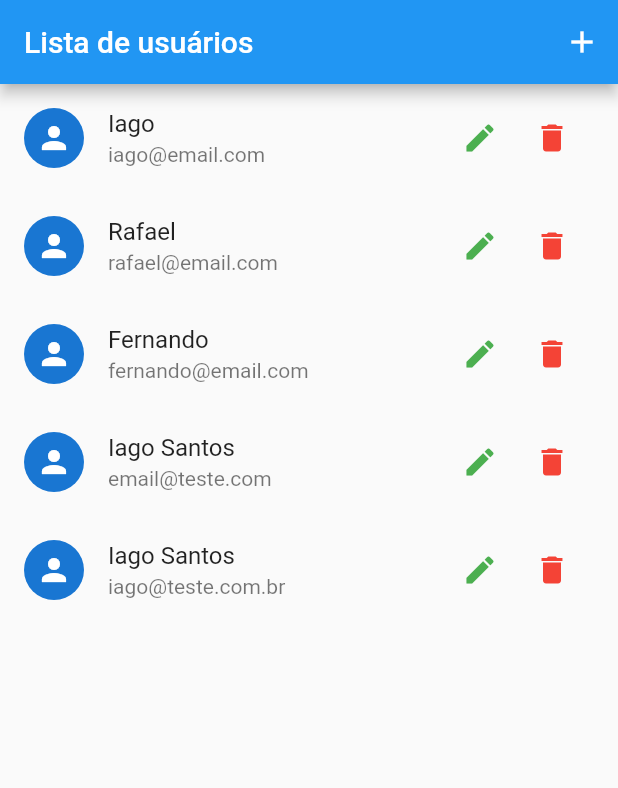
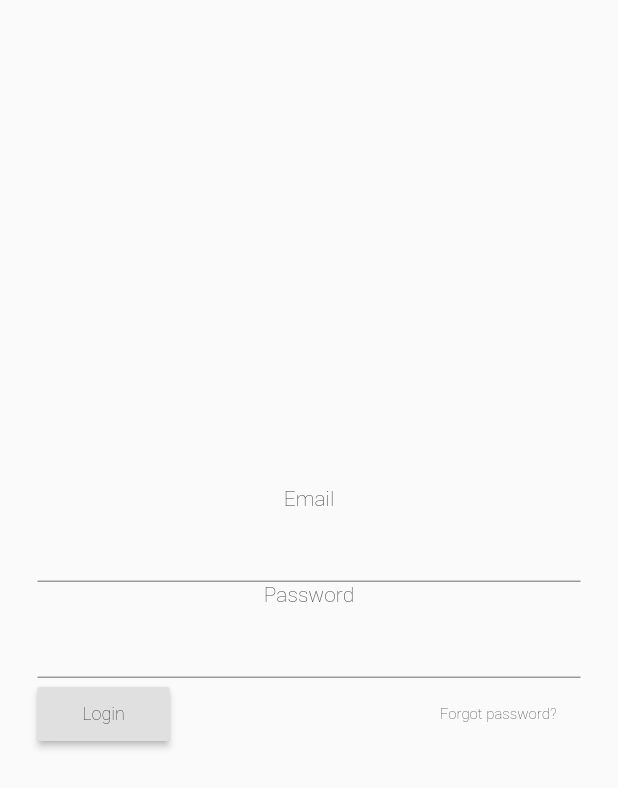
Before and after one commit to Thejoker2012/cadastro_usuario, a Flutter app: the screen it shows after launch, on a phone screen of 412 x 824 dp. Shown: the top 788 px of the screen. Run offline on Flutter 3.47's test engine with Material 2 defaults, Android fonts, the phone set to English and light mode, and no system bars; our stand-ins replace dio.

Commit message:
Finalizando Ajuste em camada de serviço Adicionando Tela de Login

```diff
--- a/lib/components/user_tile.dart
+++ b/lib/components/user_tile.dart
@@ -11,19 +11,15 @@ class UserTile extends StatelessWidget {
 
   @override
   Widget build(BuildContext context) {
-    final avatar = user.avatarUrl == null || user.avatarUrl.isEmpty
-        ? CircleAvatar(
-            child: Icon(
-            Icons.person,
-          ))
-        : CircleAvatar(
-            backgroundImage: NetworkImage(
-            user.avatarUrl,
-          ));
+    final avatar = CircleAvatar(
+        child: Icon(
+      Icons.person,
+    ));
     return ListTile(
         leading: avatar,
         title: Text(user.name),
-        subtitle: Text(user.email),
+        subtitle: Text("${user.email}   ${user.dataNascimento}"),
+        isThreeLine: true,
         trailing: Container(
           width: 100,
           child: Row(
--- a/lib/data/dummy_users.dart
+++ /dev/null
@@ -1,37 +0,0 @@
-import 'package:cadastro_usuario/models/user.dart';
-
-const DUMMY_USERS = {
-  '1': const User(
-    id: '1',
-    name: 'Iago',
-    email: 'iago@email.com',
-    password: 'teste',
-    avatarUrl: null,
-  ),
-  '2': const User(
-    id: '2',
-    name: 'Rafael',
-    email: 'rafael@email.com',
-    password: 'teste',
-    avatarUrl: null,
-  ),
-  '3': const User(
-    id: '3',
-    name: 'Fernando',
-    email: 'fernando@email.com',
-    password: 'teste',
-    avatarUrl: null,
-  ),
-  '4': const User(
-    id: "5f7e380cd899cd03e8b4ec47",
-    name: "Iago Santos",
-    email: "email@teste.com",
-    password: "1234",
-  ),
-  '5': const User(
-    id: "5f7e6e18d899cd03e8b4ec61",
-    name: "Iago Santos",
-    email: "iago@teste.com.br",
-    password: "12345",
-  )
-};
--- a/lib/main.dart
+++ b/lib/main.dart
@@ -1,5 +1,6 @@
 import 'package:cadastro_usuario/provider/users.dart';
 import 'package:cadastro_usuario/routes/app_routes.dart';
+import 'package:cadastro_usuario/views/login_form.dart';
 import 'package:cadastro_usuario/views/user_form.dart';
 import 'package:cadastro_usuario/views/user_list.dart';
 import 'package:flutter/cupertino.dart';
@@ -19,7 +20,8 @@ class MyApp extends StatelessWidget {
       ],
       child: MaterialApp(title: 'Lista de Usuários', routes: {
         AppRoutes.HOME: (_) => UserList(),
-        AppRoutes.USER_FORM: (_) => UserForm()
+        AppRoutes.USER_FORM: (_) => UserForm(),
+        AppRoutes.LOGIN_FORM: (_) => Login(),
       }),
     );
   }
--- a/lib/models/user.dart
+++ b/lib/models/user.dart
@@ -1,6 +1,3 @@
-import 'dart:convert';
-
-import 'package:dio/dio.dart';
 import 'package:flutter/material.dart';
 
 class User {
@@ -8,15 +5,25 @@ class User {
   final String name;
   final String email;
   final String password;
-
-  final String avatarUrl;
+  final String dataNascimento;
 
   const User({
     this.id,
     @required this.name,
     @required this.email,
     @required this.password,
-    this.avatarUrl,
+    @required this.dataNascimento,
   });
 
+  static User fromMap(Map<String, dynamic> map) {
+    if (map == null) return null;
+
+    return User(
+      id: map['_id'],
+      name: map['name'],
+      email: map['email'],
+      password: map['password'],
+      dataNascimento: map['dataNascimento'],
+    );
+  }
 }
--- a/lib/provider/users.dart
+++ b/lib/provider/users.dart
@@ -1,46 +1,30 @@
 import 'package:cadastro_usuario/api/user_service.dart';
-import 'package:cadastro_usuario/data/dummy_users.dart';
 import 'package:cadastro_usuario/models/user.dart';
 import 'package:flutter/material.dart';
 
+final service = UserService();
+
 class UserProvider with ChangeNotifier {
-  Map<String, User> _items = {...DUMMY_USERS};
-
-  final service = UserService();
-
-  Future<List<User>> get all async {
-    return service.getAllUsers();
-  }
-
-  int get count {
-    return _items.length;
-  }
-
-  User byIndex(int i) {
-    return _items.values.elementAt(i);
-  }
-
   void put(User user) {
     if (user == null) {
       return;
     }
 
     //alterar
-    if (user.id != null &&
-        user.id.trim().isNotEmpty &&
-        _items.containsKey(user.id)) {
-      return service.updateUser(user.id, user);
+    if (user.id != null && user.id.trim().isNotEmpty) {
+      service.updateUser(user.id, user);
+      return notifyListeners();
     } else {
       //adicionar
-      return service.saveUser(user);
+      service.saveUser(user);
+      return notifyListeners();
     }
-    notifyListeners();
   }
 
   void remove(User user) {
     if (user != null && user.id != null) {
       service.deleteUser(user.id);
+      return notifyListeners();
     }
-    notifyListeners();
   }
 }
--- a/lib/routes/app_routes.dart
+++ b/lib/routes/app_routes.dart
@@ -1,4 +1,5 @@
 class AppRoutes {
-   static const HOME = '/';
+   static const HOME = '/home';
    static const USER_FORM = '/user-form';
+   static const LOGIN_FORM = '/';
 }
--- /dev/null
+++ b/lib/views/login_form.dart
@@ -0,0 +1,82 @@
+import 'package:flutter/material.dart';
+
+class Login extends StatefulWidget {
+  @override
+  _LoginState createState() => _LoginState();
+}
+
+class _LoginState extends State<Login> {
+  @override
+  Widget build(BuildContext context) {
+    return Scaffold(
+        body: Padding(
+      padding: EdgeInsets.all(25),
+      child: Column(
+          mainAxisAlignment: MainAxisAlignment.center,
+          mainAxisSize: MainAxisSize.max,
+          crossAxisAlignment: CrossAxisAlignment.center,
+          children: <Widget>[
+            Text(
+              "Email",
+              style: TextStyle(
+                  fontSize: 14.0,
+                  color: const Color(0xFF000000),
+                  fontWeight: FontWeight.w200,
+                  fontFamily: "Roboto"),
+            ),
+            TextField(
+              style: TextStyle(
+                  fontSize: 14.0,
+                  color: const Color(0xFF000000),
+                  fontWeight: FontWeight.w200,
+                  fontFamily: "Roboto"),
+            ),
+            Text(
+              "Password",
+              style: TextStyle(
+                  fontSize: 14.0,
+                  color: const Color(0xFF000000),
+                  fontWeight: FontWeight.w200,
+                  fontFamily: "Roboto"),
+            ),
+            TextField(
+              style: TextStyle(
+                fontSize: 14.0,
+                color: const Color(0xFF000000),
+              ),
+            ),
+            Row(
+                mainAxisAlignment: MainAxisAlignment.spaceBetween,
+                mainAxisSize: MainAxisSize.max,
+                crossAxisAlignment: CrossAxisAlignment.center,
+                children: <Widget>[
+                  RaisedButton(
+                      key: null,
+                      onPressed: buttonPressed,
+                      color: const Color(0xFFe0e0e0),
+                      child: Text(
+                        "Login",
+                        style: TextStyle(
+                            fontSize: 12.0,
+                            color: const Color(0xFF000000),
+                            fontWeight: FontWeight.w200,
+                            fontFamily: "Roboto"),
+                      )),
+                  FlatButton(
+                      key: null,
+                      onPressed: buttonPressed,
+                      child: Text(
+                        "Forgot password?",
+                        style: TextStyle(
+                            fontSize: 10.0,
+                            color: const Color(0xFF000000),
+                            fontWeight: FontWeight.w200,
+                            fontFamily: "Roboto"),
+                      ))
+                ])
+          ]),
+    ));
+  }
+
+  void buttonPressed() {}
+}
```
Also changed, not shown: lib/api/connection_api.dart (added, +7 -0 lines), lib/api/user_service.dart (+18 -12 lines), lib/views/login_reset.dart (added, +13 -0 lines), lib/views/user_form.dart (+5 -5 lines), lib/views/user_list.dart (+49 -13 lines).
